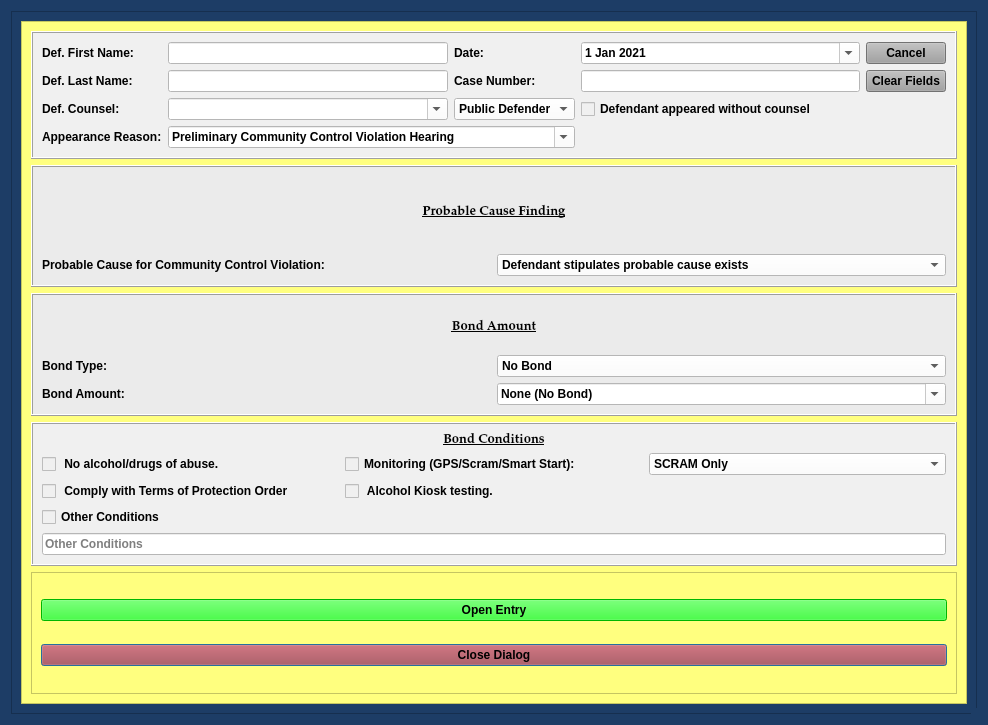
Old version of the form package/views/ui/ProbationViolationBondDialog.ui in the repository HunterProgram22/MuniEntry.
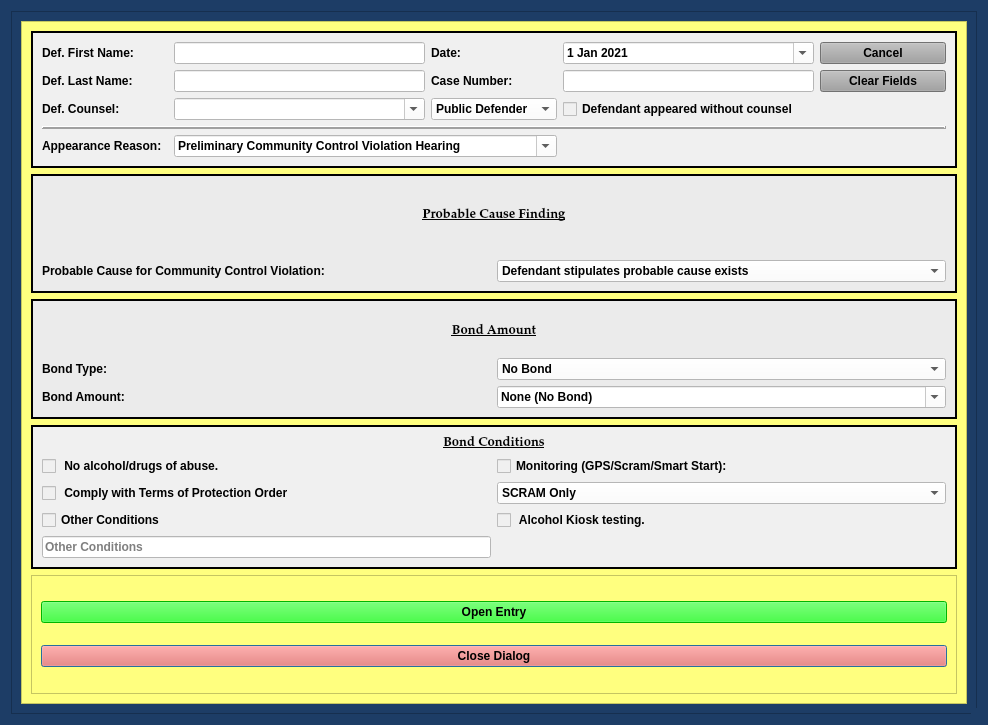
New version of the form.

Diff of the .ui file:
```diff
--- a/package/views/ui/ProbationViolationBondDialog.ui
+++ b/package/views/ui/ProbationViolationBondDialog.ui
@@ -191,9 +191,19 @@
              <enum>QFrame::Box</enum>
             </property>
             <property name="frameShadow">
-             <enum>QFrame::Raised</enum>
+             <enum>QFrame::Plain</enum>
             </property>
-            <layout class="QGridLayout" name="gridLayout_6">
+            <property name="lineWidth">
+             <number>2</number>
+            </property>
+            <layout class="QGridLayout" name="gridLayout_6" columnstretch="1,1">
+             <item row="1" column="0">
+              <widget class="QCheckBox" name="no_alcohol_drugs_checkBox">
+               <property name="text">
+                <string> No alcohol/drugs of abuse.</string>
+               </property>
+              </widget>
+             </item>
              <item row="1" column="1">
               <widget class="QCheckBox" name="monitoring_checkBox">
                <property name="layoutDirection">
@@ -204,7 +214,14 @@
                </property>
               </widget>
              </item>
-             <item row="1" column="2">
+             <item row="2" column="0">
+              <widget class="QCheckBox" name="comply_protection_order_checkBox">
+               <property name="text">
+                <string> Comply with Terms of Protection Order</string>
+               </property>
+              </widget>
+             </item>
+             <item row="2" column="1">
               <widget class="QComboBox" name="monitoring_type_box">
                <property name="enabled">
                 <bool>true</bool>
@@ -249,55 +266,21 @@
                </item>
               </widget>
              </item>
-             <item row="1" column="0">
-              <widget class="QCheckBox" name="no_alcohol_drugs_checkBox">
+             <item row="3" column="0">
+              <widget class="QCheckBox" name="cc_violation_other_conditions_checkBox">
                <property name="text">
-                <string> No alcohol/drugs of abuse.</string>
+                <string>Other Conditions</string>
                </property>
               </widget>
              </item>
-             <item row="0" column="0" colspan="3">
-              <widget class="QLabel" name="label_7">
-               <property name="font">
-                <font>
-                 <family>Palatino Linotype</family>
-                 <pointsize>10</pointsize>
-                 <weight>75</weight>
-                 <italic>false</italic>
-                 <bold>true</bold>
-                 <underline>true</underline>
-                </font>
-               </property>
-               <property name="text">
-                <string>Bond Conditions</string>
-               </property>
-               <property name="alignment">
-                <set>Qt::AlignCenter</set>
-               </property>
-              </widget>
-             </item>
-             <item row="2" column="1">
+             <item row="3" column="1">
               <widget class="QCheckBox" name="alcohol_test_kiosk_checkBox">
                <property name="text">
                 <string> Alcohol Kiosk testing.</string>
                </property>
               </widget>
              </item>
-             <item row="2" column="0">
-              <widget class="QCheckBox" name="comply_protection_order_checkBox">
-               <property name="text">
-                <string> Comply with Terms of Protection Order</string>
-               </property>
-              </widget>
-             </item>
-             <item row="3" column="0">
-              <widget class="QCheckBox" name="cc_violation_other_conditions_checkBox">
-               <property name="text">
-                <string>Other Conditions</string>
-               </property>
-              </widget>
-             </item>
-             <item row="4" column="0" colspan="3">
+             <item row="4" column="0">
               <widget class="QLineEdit" name="cc_violation_other_conditions_terms_box">
                <property name="styleSheet">
                 <string notr="true">background-color: rgb(255, 255, 255);</string>
@@ -307,6 +290,26 @@
                </property>
               </widget>
              </item>
+             <item row="0" column="0" colspan="2">
+              <widget class="QLabel" name="label_7">
+               <property name="font">
+                <font>
+                 <family>Palatino Linotype</family>
+                 <pointsize>10</pointsize>
+                 <weight>75</weight>
+                 <italic>false</italic>
+                 <bold>true</bold>
+                 <underline>true</underline>
+                </font>
+               </property>
+               <property name="text">
+                <string>Bond Conditions</string>
+               </property>
+               <property name="alignment">
+                <set>Qt::AlignCenter</set>
+               </property>
+              </widget>
+             </item>
             </layout>
            </widget>
           </item>
@@ -325,17 +328,82 @@
              <enum>QFrame::Box</enum>
             </property>
             <property name="frameShadow">
-             <enum>QFrame::Raised</enum>
+             <enum>QFrame::Plain</enum>
             </property>
-            <layout class="QGridLayout" name="gridLayout">
-             <item row="3" column="0">
+            <property name="lineWidth">
+             <number>2</number>
+            </property>
+            <layout class="QGridLayout" name="gridLayout" columnstretch="1,2,1,2,1">
+             <item row="2" column="2">
+              <widget class="QComboBox" name="defense_counsel_type_box">
+               <property name="styleSheet">
+                <string notr="true">background-color: rgb(255, 255, 255);</string>
+               </property>
+               <item>
+                <property name="text">
+                 <string>Public Defender</string>
+                </property>
+               </item>
+               <item>
+                <property name="text">
+                 <string>Private Counsel</string>
+                </property>
+               </item>
+              </widget>
+             </item>
+             <item row="2" column="3">
+              <widget class="QCheckBox" name="defense_counsel_waived_checkBox">
+               <property name="text">
+                <string>Defendant appeared without counsel</string>
+               </property>
+              </widget>
+             </item>
+             <item row="0" column="2">
+              <widget class="QLabel" name="label_26">
+               <property name="text">
+                <string>Date:</string>
+               </property>
+              </widget>
+             </item>
+             <item row="2" column="0">
+              <widget class="QLabel" name="label_24">
+               <property name="text">
+                <string>Def. Counsel:</string>
+               </property>
+              </widget>
+             </item>
+             <item row="0" column="1">
+              <widget class="QLineEdit" name="defendant_first_name_lineEdit">
+               <property name="styleSheet">
+                <string notr="true">background-color: rgb(255, 255, 255);</string>
+               </property>
+              </widget>
+             </item>
+             <item row="2" column="1">
+              <widget class="QComboBox" name="defense_counsel_name_box">
+               <property name="styleSheet">
+                <string notr="true">background-color: rgb(255, 255, 255);</string>
+               </property>
+               <property name="editable">
+                <bool>true</bool>
+               </property>
+              </widget>
+             </item>
+             <item row="4" column="0">
               <widget class="QLabel" name="label_11">
                <property name="text">
                 <string>Appearance Reason:</string>
                </property>
               </widget>
              </item>
-             <item row="3" column="1" colspan="2">
+             <item row="1" column="0">
+              <widget class="QLabel" name="label_2">
+               <property name="text">
+                <string>Def. Last Name:</string>
+               </property>
+              </widget>
+             </item>
+             <item row="4" column="1" colspan="2">
               <widget class="QComboBox" name="appearance_reason_box">
                <property name="styleSheet">
                 <string notr="true">background-color: rgb(255, 255, 255);</string>
@@ -365,23 +433,6 @@
                </item>
               </widget>
              </item>
-             <item row="1" column="0">
-              <widget class="QLabel" name="label_2">
-               <property name="text">
-                <string>Def. Last Name:</string>
-               </property>
-              </widget>
-             </item>
-             <item row="1" column="1">
-              <widget class="QLineEdit" name="defendant_last_name_lineEdit">
-               <property name="enabled">
-                <bool>true</bool>
-               </property>
-               <property name="styleSheet">
-                <string notr="true">background-color: rgb(255, 255, 255);</string>
-               </property>
-              </widget>
-             </item>
              <item row="0" column="4">
               <widget class="QPushButton" name="cancel_Button">
                <property name="focusPolicy">
@@ -395,6 +446,19 @@
                </property>
               </widget>
              </item>
+             <item row="1" column="4">
+              <widget class="QPushButton" name="clear_fields_case_Button">
+               <property name="focusPolicy">
+                <enum>Qt::NoFocus</enum>
+               </property>
+               <property name="styleSheet">
+                <string notr="true">background-color: rgb(160, 160, 160);</string>
+               </property>
+               <property name="text">
+                <string>Clear Fields</string>
+               </property>
+              </widget>
+             </item>
              <item row="1" column="3">
               <widget class="QLineEdit" name="case_number_lineEdit">
                <property name="maximumSize">
@@ -408,23 +472,13 @@
                </property>
               </widget>
              </item>
-             <item row="1" column="4">
-              <widget class="QPushButton" name="clear_fields_case_Button">
-               <property name="focusPolicy">
-                <enum>Qt::NoFocus</enum>
+             <item row="1" column="1">
+              <widget class="QLineEdit" name="defendant_last_name_lineEdit">
+               <property name="enabled">
+                <bool>true</bool>
                </property>
                <property name="styleSheet">
-                <string notr="true">background-color: rgb(160, 160, 160);</string>
-               </property>
-               <property name="text">
-                <string>Clear Fields</string>
-               </property>
-              </widget>
-             </item>
-             <item row="1" column="2">
-              <widget class="QLabel" name="label_3">
-               <property name="text">
-                <string>Case Number:</string>
+                <string notr="true">background-color: rgb(255, 255, 255);</string>
                </property>
               </widget>
              </item>
@@ -456,6 +510,13 @@
                </property>
               </widget>
              </item>
+             <item row="1" column="2">
+              <widget class="QLabel" name="label_3">
+               <property name="text">
+                <string>Case Number:</string>
+               </property>
+              </widget>
+             </item>
              <item row="0" column="0">
               <widget class="QLabel" name="label">
                <property name="text">
@@ -463,58 +524,16 @@
                </property>
               </widget>
              </item>
-             <item row="0" column="1">
-              <widget class="QLineEdit" name="defendant_first_name_lineEdit">
-               <property name="styleSheet">
-                <string notr="true">background-color: rgb(255, 255, 255);</string>
+             <item row="3" column="0" colspan="5">
+              <widget class="Line" name="line">
+               <property name="frameShadow">
+                <enum>QFrame::Raised</enum>
                </property>
-              </widget>
-             </item>
-             <item row="0" column="2">
-              <widget class="QLabel" name="label_26">
-               <property name="text">
-                <string>Date:</string>
+               <property name="lineWidth">
+                <number>2</number>
                </property>
-              </widget>
-             </item>
-             <item row="2" column="0">
-              <widget class="QLabel" name="label_24">
-               <property name="text">
-                <string>Def. Counsel:</string>
-               </property>
-              </widget>
-             </item>
-             <item row="2" column="1">
-              <widget class="QComboBox" name="defense_counsel_name_box">
-               <property name="styleSheet">
-                <string notr="true">background-color: rgb(255, 255, 255);</string>
-               </property>
-               <property name="editable">
-                <bool>true</bool>
-               </property>
-              </widget>
-             </item>
-             <item row="2" column="2">
-              <widget class="QComboBox" name="defense_counsel_type_box">
-               <property name="styleSheet">
-                <string notr="true">background-color: rgb(255, 255, 255);</string>
-               </property>
-               <item>
-                <property name="text">
-                 <string>Public Defender</string>
-                </property>
-               </item>
-               <item>
-                <property name="text">
-                 <string>Private Counsel</string>
-                </property>
-               </item>
-              </widget>
-             </item>
-             <item row="2" column="3">
-              <widget class="QCheckBox" name="defense_counsel_waived_checkBox">
-               <property name="text">
-                <string>Defendant appeared without counsel</string>
+               <property name="orientation">
+                <enum>Qt::Horizontal</enum>
                </property>
               </widget>
              </item>
@@ -530,7 +549,10 @@
              <enum>QFrame::Box</enum>
             </property>
             <property name="frameShadow">
-             <enum>QFrame::Raised</enum>
+             <enum>QFrame::Plain</enum>
+            </property>
+            <property name="lineWidth">
+             <number>2</number>
             </property>
             <layout class="QGridLayout" name="gridLayout_5">
              <item row="1" column="0">
@@ -675,9 +697,15 @@
              <enum>QFrame::Box</enum>
             </property>
             <property name="frameShadow">
-             <enum>QFrame::Raised</enum>
+             <enum>QFrame::Plain</enum>
+            </property>
+            <property name="lineWidth">
+             <number>2</number>
             </property>
             <layout class="QGridLayout" name="gridLayout_3" rowstretch="0,0">
+             <property name="verticalSpacing">
+              <number>16</number>
+             </property>
              <item row="1" column="0">
               <widget class="QLabel" name="label_4">
                <property name="text">
@@ -746,7 +774,7 @@
              <item row="2" column="0">
               <widget class="QPushButton" name="close_dialog_Button">
                <property name="styleSheet">
-                <string notr="true">background-color: rgb(170, 58, 63);
+                <string notr="true">background-color: rgb(255, 96, 82);
 font: 75 11pt &quot;Palatino Linotype&quot;;
 font-weight: bold;</string>
                </property>
```
Left out of the diff: 1 changed line with no effect on the pictures.
